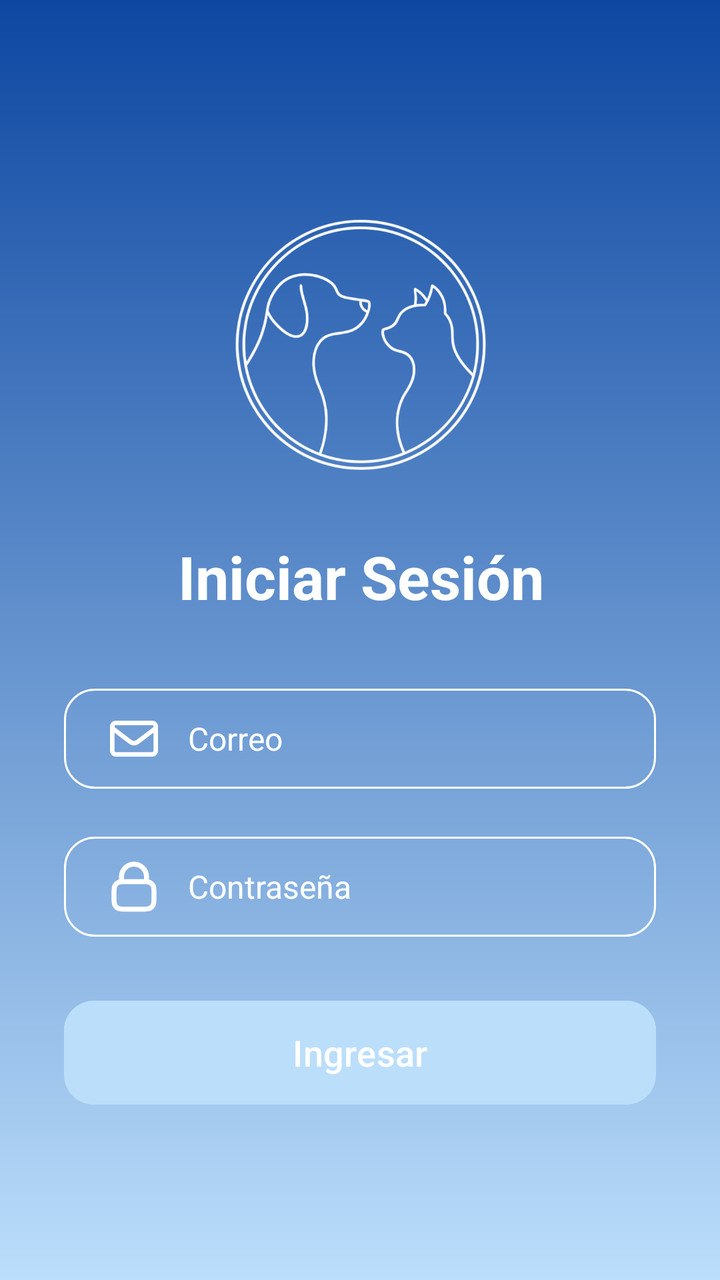
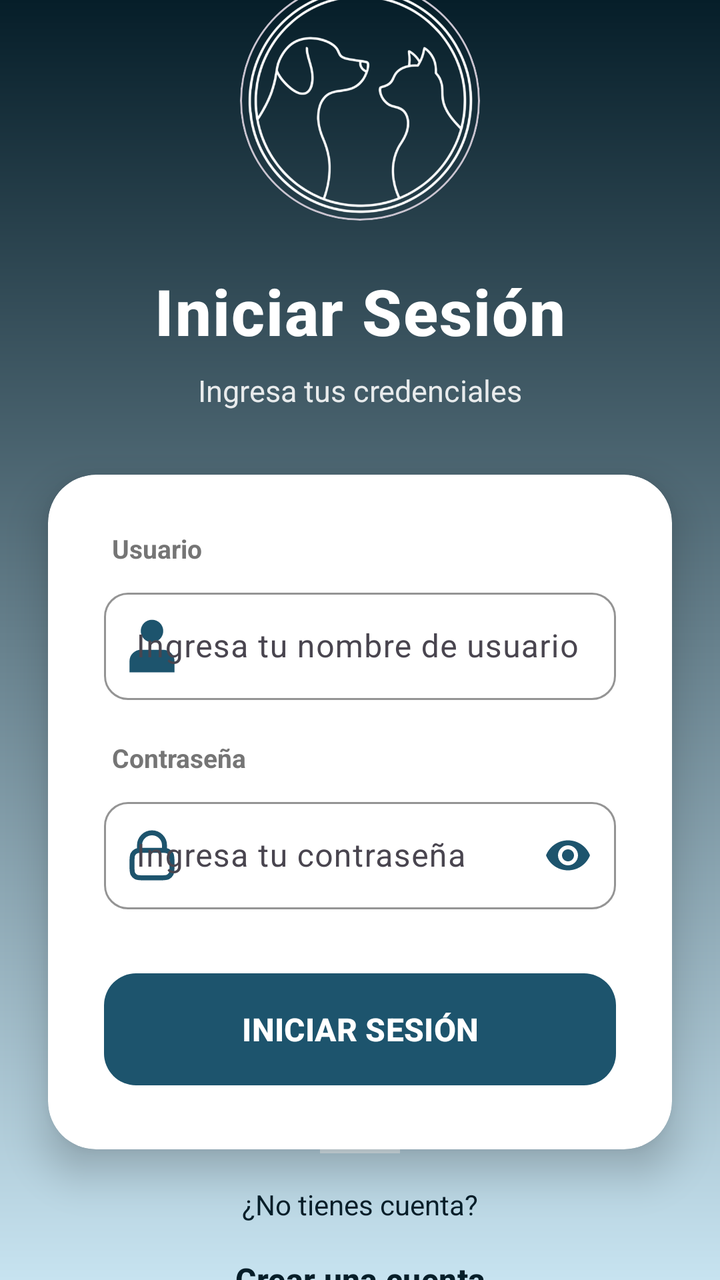

Compare the two renders of this Android layout. The source of the first and the diff that turns it into the second are given below.
<!-- AndroidManifest.xml: activity theme Theme.PuntoPeludo -->
<!-- res/layout/activity_login.xml -->
<?xml version="1.0" encoding="utf-8"?>
<androidx.constraintlayout.widget.ConstraintLayout xmlns:android="http://schemas.android.com/apk/res/android"
    xmlns:app="http://schemas.android.com/apk/res-auto"
    xmlns:tools="http://schemas.android.com/tools"
    android:layout_width="match_parent"
    android:layout_height="match_parent"
    android:background="@drawable/gradient_background"
    tools:context=".LoginActivity">

    

    
    <ImageView
        android:id="@+id/imageViewLogo"
        android:layout_width="137dp"
        android:layout_height="136dp"
        android:layout_marginTop="104dp"
        android:contentDescription="Logo de la aplicación"
        android:src="@drawable/icon1"
        app:layout_constraintEnd_toEndOf="parent"
        app:layout_constraintStart_toStartOf="parent"
        app:layout_constraintTop_toTopOf="parent" />

    <EditText
        android:id="@+id/editTextPassword"
        android:layout_width="0dp"
        android:layout_height="50dp"
        android:layout_marginStart="32dp"
        android:layout_marginTop="24dp"
        android:layout_marginEnd="32dp"
        android:background="@drawable/edit_text_background"
        android:drawableStart="@drawable/lock_svgrepo_com__1_"
        android:drawablePadding="12dp"
        android:drawableTint="@color/white"
        android:ems="10"
        android:hint="Contraseña"
        android:inputType="textPassword"
        android:paddingStart="20dp"
        android:paddingEnd="20dp"
        android:textColor="@color/white"
        android:textColorHint="@color/white"
        android:textSize="16sp"
        app:layout_constraintEnd_toEndOf="parent"
        app:layout_constraintHorizontal_bias="0.0"
        app:layout_constraintStart_toStartOf="parent"
        app:layout_constraintTop_toBottomOf="@+id/editTextUsuario" />

    <Button
        android:id="@+id/buttonLogin"
        android:layout_width="0dp"
        android:layout_height="60dp"
        android:layout_marginStart="32dp"
        android:layout_marginTop="28dp"
        android:layout_marginEnd="32dp"
        android:backgroundTint="@color/azul_claro"
        android:text="Ingresar"
        android:textColor="@color/white"
        android:textSize="18sp"
        app:cornerRadius="15dp"
        app:layout_constraintEnd_toEndOf="parent"
        app:layout_constraintHorizontal_bias="0.0"
        app:layout_constraintStart_toStartOf="parent"
        app:layout_constraintTop_toBottomOf="@+id/editTextPassword" />

    <EditText
        android:id="@+id/editTextUsuario"
        android:layout_width="0dp"
        android:layout_height="50dp"
        android:layout_marginStart="32dp"
        android:layout_marginTop="36dp"
        android:layout_marginEnd="32dp"
        android:background="@drawable/edit_text_background"
        android:drawableStart="@drawable/envelope_regular"
        android:drawablePadding="12dp"
        android:drawableTint="@color/white"
        android:ems="10"
        android:hint="Correo"
        android:inputType="textEmailAddress"
        android:paddingStart="20dp"
        android:paddingEnd="20dp"
        android:textColor="@color/white"
        android:textColorHint="@color/white"
        android:textSize="16sp"
        app:layout_constraintEnd_toEndOf="parent"
        app:layout_constraintHorizontal_bias="0.0"
        app:layout_constraintStart_toStartOf="parent"
        app:layout_constraintTop_toBottomOf="@+id/textViewWelcome2" />

    <TextView
        android:id="@+id/textViewWelcome2"
        android:layout_width="wrap_content"
        android:layout_height="wrap_content"
        android:layout_marginTop="28dp"
        android:text="Iniciar Sesión"
        android:textColor="@color/white"
        android:textSize="30sp"
        android:textStyle="bold"
        app:layout_constraintEnd_toEndOf="parent"
        app:layout_constraintHorizontal_bias="0.502"
        app:layout_constraintStart_toStartOf="parent"
        app:layout_constraintTop_toBottomOf="@+id/imageViewLogo" />

    

    

    

</androidx.constraintlayout.widget.ConstraintLayout>
<!-- resources referenced by this layout -->
<resources>
  <color name="azul_claro">#BBDEFB</color>
  <color name="white">#FFFFFFFF</color>
  <!-- drawable edit_text_background (drawable) -->
  <?xml version="1.0" encoding="utf-8"?>
  <shape xmlns:android="http://schemas.android.com/apk/res/android"
      android:shape="rectangle">
      
      <solid android:color="#00000000" />
      <corners android:radius="15dp" />
      
      <stroke
          android:width="1dp"
          android:color="#ffffff" />
  </shape>
  <!-- drawable envelope_regular (drawable) -->
  <vector xmlns:android="http://schemas.android.com/apk/res/android" android:autoMirrored="true" android:height="30dp" android:viewportHeight="640" android:viewportWidth="640" android:width="30dp">
        
      <path android:fillColor="#ffffff" android:pathData="M125.4,128C91.5,128 64,155.5 64,189.4C64,190.3 64,191.1 64.1,192L64,192L64,448C64,483.3 92.7,512 128,512L512,512C547.3,512 576,483.3 576,448L576,192L575.9,192C575.9,191.1 576,190.3 576,189.4C576,155.5 548.5,128 514.6,128L125.4,128zM528,256.3L528,448C528,456.8 520.8,464 512,464L128,464C119.2,464 112,456.8 112,448L112,256.3L266.8,373.7C298.2,397.6 341.7,397.6 373.2,373.7L528,256.3zM112,189.4C112,182 118,176 125.4,176L514.6,176C522,176 528,182 528,189.4C528,193.6 526,197.6 522.7,200.1L344.2,335.5C329.9,346.3 310.1,346.3 295.8,335.5L117.3,200.1C114,197.6 112,193.6 112,189.4z"/>
      
  </vector>
  <!-- drawable gradient_background (drawable) -->
  <?xml version="1.0" encoding="utf-8"?>
  <shape xmlns:android="http://schemas.android.com/apk/res/android"
      android:shape="rectangle">
      <gradient
          android:angle="90"
          android:startColor="@color/azul_claro"
          android:endColor="@color/azul_oscuro"
          android:type="linear" />
  </shape>
  <!-- drawable icon1: png bitmap (drawable, 92763 bytes) -->
  <!-- drawable lock_svgrepo_com__1_ (drawable) -->
  <vector xmlns:android="http://schemas.android.com/apk/res/android" android:autoMirrored="true" android:height="30dp" android:viewportHeight="24" android:viewportWidth="24" android:width="30dp">
        
      <path android:fillColor="#00000000" android:pathData="M7,10.029C7.471,10 8.053,10 8.8,10H15.2C15.947,10 16.529,10 17,10.029M7,10.029C6.412,10.065 5.994,10.146 5.638,10.327C5.074,10.615 4.615,11.073 4.327,11.638C4,12.28 4,13.12 4,14.8V16.2C4,17.88 4,18.72 4.327,19.362C4.615,19.927 5.074,20.385 5.638,20.673C6.28,21 7.12,21 8.8,21H15.2C16.88,21 17.72,21 18.362,20.673C18.927,20.385 19.385,19.927 19.673,19.362C20,18.72 20,17.88 20,16.2V14.8C20,13.12 20,12.28 19.673,11.638C19.385,11.073 18.927,10.615 18.362,10.327C18.006,10.146 17.588,10.065 17,10.029M7,10.029V8C7,5.239 9.239,3 12,3C14.761,3 17,5.239 17,8V10.029" android:strokeColor="#ffffff" android:strokeLineCap="round" android:strokeLineJoin="round" android:strokeWidth="2"/>
      
  </vector>
  <style name="Theme.PuntoPeludo" parent="Base.Theme.PuntoPeludo" />
  <color name="azul_oscuro">#0D47A1</color>
  <style name="Base.Theme.PuntoPeludo" parent="Theme.Material3.DayNight.NoActionBar">
  
          
          <item name="colorPrimary">@color/azul_medio</item>
          <item name="colorPrimaryVariant">@color/azul_claro</item>
          <item name="colorOnPrimary">@color/white</item>
  
          
          <item name="colorSecondary">@color/azul_claro</item>
          <item name="colorSecondaryVariant">@color/azul_oscuro</item>
          <item name="colorOnSecondary">@color/black</item>
  
          
          <item name="android:colorBackground">@color/azul_claro</item>
  
          
      </style>
  <color name="azul_medio">#1976D2</color>
  <color name="black">#FF000000</color>
</resources>

<!-- the commit's change to res/layout/activity_login.xml (unified diff, before → after) -->
@@ -8,102 +8,217 @@
     tools:context=".LoginActivity">
 
     
-
-    
-    <ImageView
-        android:id="@+id/imageViewLogo"
-        android:layout_width="137dp"
-        android:layout_height="136dp"
-        android:layout_marginTop="104dp"
-        android:contentDescription="Logo de la aplicación"
-        android:src="@drawable/icon1"
-        app:layout_constraintEnd_toEndOf="parent"
-        app:layout_constraintStart_toStartOf="parent"
-        app:layout_constraintTop_toTopOf="parent" />
-
-    <EditText
-        android:id="@+id/editTextPassword"
-        android:layout_width="0dp"
-        android:layout_height="50dp"
-        android:layout_marginStart="32dp"
+    <com.google.android.material.card.MaterialCardView
+        android:id="@+id/cardLogo"
+        android:layout_width="120dp"
+        android:layout_height="120dp"
+        app:cardBackgroundColor="@color/transparent"
+        app:cardCornerRadius="60dp"
+        app:cardElevation="0dp"
+        app:layout_constraintBottom_toTopOf="@+id/textViewTitle"
+        app:layout_constraintEnd_toEndOf="parent"
+        app:layout_constraintStart_toStartOf="parent"
+        app:layout_constraintTop_toTopOf="parent"
+        app:layout_constraintVertical_bias="0.3"
+        app:layout_constraintVertical_chainStyle="packed">
+
+        
+        <ImageView
+            android:id="@+id/imageViewLogo"
+            android:layout_width="match_parent"
+            android:layout_height="match_parent"
+            android:contentDescription="Logo de la aplicación"
+            android:scaleType="centerCrop"
+            android:src="@drawable/icon1" />
+
+    </com.google.android.material.card.MaterialCardView>
+
+
+    
+    <TextView
+        android:id="@+id/textViewTitle"
+        android:layout_width="wrap_content"
+        android:layout_height="wrap_content"
         android:layout_marginTop="24dp"
-        android:layout_marginEnd="32dp"
-        android:background="@drawable/edit_text_background"
-        android:drawableStart="@drawable/lock_svgrepo_com__1_"
-        android:drawablePadding="12dp"
-        android:drawableTint="@color/white"
-        android:ems="10"
-        android:hint="Contraseña"
-        android:inputType="textPassword"
-        android:paddingStart="20dp"
-        android:paddingEnd="20dp"
-        android:textColor="@color/white"
-        android:textColorHint="@color/white"
-        android:textSize="16sp"
-        app:layout_constraintEnd_toEndOf="parent"
-        app:layout_constraintHorizontal_bias="0.0"
-        app:layout_constraintStart_toStartOf="parent"
-        app:layout_constraintTop_toBottomOf="@+id/editTextUsuario" />
-
-    <Button
-        android:id="@+id/buttonLogin"
-        android:layout_width="0dp"
-        android:layout_height="60dp"
-        android:layout_marginStart="32dp"
-        android:layout_marginTop="28dp"
-        android:layout_marginEnd="32dp"
-        android:backgroundTint="@color/azul_claro"
-        android:text="Ingresar"
-        android:textColor="@color/white"
-        android:textSize="18sp"
-        app:cornerRadius="15dp"
-        app:layout_constraintEnd_toEndOf="parent"
-        app:layout_constraintHorizontal_bias="0.0"
-        app:layout_constraintStart_toStartOf="parent"
-        app:layout_constraintTop_toBottomOf="@+id/editTextPassword" />
-
-    <EditText
-        android:id="@+id/editTextUsuario"
-        android:layout_width="0dp"
-        android:layout_height="50dp"
-        android:layout_marginStart="32dp"
-        android:layout_marginTop="36dp"
-        android:layout_marginEnd="32dp"
-        android:background="@drawable/edit_text_background"
-        android:drawableStart="@drawable/envelope_regular"
-        android:drawablePadding="12dp"
-        android:drawableTint="@color/white"
-        android:ems="10"
-        android:hint="Correo"
-        android:inputType="textEmailAddress"
-        android:paddingStart="20dp"
-        android:paddingEnd="20dp"
-        android:textColor="@color/white"
-        android:textColorHint="@color/white"
-        android:textSize="16sp"
-        app:layout_constraintEnd_toEndOf="parent"
-        app:layout_constraintHorizontal_bias="0.0"
-        app:layout_constraintStart_toStartOf="parent"
-        app:layout_constraintTop_toBottomOf="@+id/textViewWelcome2" />
-
-    <TextView
-        android:id="@+id/textViewWelcome2"
-        android:layout_width="wrap_content"
-        android:layout_height="wrap_content"
-        android:layout_marginTop="28dp"
+        android:fontFamily="sans-serif-medium"
+        android:letterSpacing="0.02"
         android:text="Iniciar Sesión"
         android:textColor="@color/white"
-        android:textSize="30sp"
+        android:textSize="32sp"
         android:textStyle="bold"
-        app:layout_constraintEnd_toEndOf="parent"
-        app:layout_constraintHorizontal_bias="0.502"
-        app:layout_constraintStart_toStartOf="parent"
-        app:layout_constraintTop_toBottomOf="@+id/imageViewLogo" />
-
-    
-
-    
-
-    
+        app:layout_constraintBottom_toTopOf="@+id/textViewSubtitle"
+        app:layout_constraintEnd_toEndOf="parent"
+        app:layout_constraintStart_toStartOf="parent"
+        app:layout_constraintTop_toBottomOf="@id/cardLogo" />
+
+    <TextView
+        android:id="@+id/textViewSubtitle"
+        android:layout_width="wrap_content"
+        android:layout_height="wrap_content"
+        android:layout_marginTop="8dp"
+        android:text="Ingresa tus credenciales"
+        android:textColor="#E0FFFFFF"
+        android:textSize="15sp"
+        app:layout_constraintBottom_toTopOf="@+id/cardForm"
+        app:layout_constraintEnd_toEndOf="parent"
+        app:layout_constraintStart_toStartOf="parent"
+        app:layout_constraintTop_toBottomOf="@id/textViewTitle" />
+
+    
+    <com.google.android.material.card.MaterialCardView
+        android:id="@+id/cardForm"
+        android:layout_width="0dp"
+        android:layout_height="wrap_content"
+        android:layout_marginHorizontal="24dp"
+        android:layout_marginTop="32dp"
+        app:cardBackgroundColor="@color/white"
+        app:cardCornerRadius="24dp"
+        app:cardElevation="12dp"
+        app:layout_constraintBottom_toTopOf="@+id/footerLayout"
+        app:layout_constraintEnd_toEndOf="parent"
+        app:layout_constraintStart_toStartOf="parent"
+        app:layout_constraintTop_toBottomOf="@id/textViewSubtitle"
+        app:strokeWidth="0dp">
+
+        <LinearLayout
+            android:layout_width="match_parent"
+            android:layout_height="wrap_content"
+            android:orientation="vertical"
+            android:padding="28dp">
+
+            
+            <TextView
+                android:layout_width="wrap_content"
+                android:layout_height="wrap_content"
+                android:layout_marginStart="4dp"
+                android:layout_marginBottom="8dp"
+                android:text="Usuario"
+                android:textColor="#757575"
+                android:textSize="13sp"
+                android:textStyle="bold" />
+
+            
+            <com.google.android.material.textfield.TextInputLayout
+                android:id="@+id/tilUsername"
+                style="@style/Widget.Material3.TextInputLayout.OutlinedBox"
+                android:layout_width="match_parent"
+                android:layout_height="wrap_content"
+                android:layout_marginBottom="20dp"
+                android:hint="Ingresa tu nombre de usuario"
+                app:boxCornerRadiusBottomEnd="12dp"
+                app:boxCornerRadiusBottomStart="12dp"
+                app:boxCornerRadiusTopEnd="12dp"
+                app:boxCornerRadiusTopStart="12dp"
+                app:boxStrokeColor="@color/azul_medio"
+                app:hintTextColor="@color/azul_medio"
+                app:startIconDrawable="@drawable/user_svgrepo_com"
+                app:startIconTint="@color/azul_medio">
+
+                <com.google.android.material.textfield.TextInputEditText
+                    android:id="@+id/editTextUsername"
+                    android:layout_width="match_parent"
+                    android:layout_height="wrap_content"
+                    android:inputType="text"
+                    android:padding="16dp"
+                    android:textColor="#212121"
+                    android:textSize="16sp" />
+            </com.google.android.material.textfield.TextInputLayout>
+
+            
+            <TextView
+                android:layout_width="wrap_content"
+                android:layout_height="wrap_content"
+                android:layout_marginStart="4dp"
+                android:layout_marginBottom="8dp"
+                android:text="Contraseña"
+                android:textColor="#757575"
+                android:textSize="13sp"
+                android:textStyle="bold" />
+
+            <com.google.android.material.textfield.TextInputLayout
+                android:id="@+id/tilPassword"
+                style="@style/Widget.Material3.TextInputLayout.OutlinedBox"
+                android:layout_width="match_parent"
+                android:layout_height="wrap_content"
+                android:layout_marginBottom="20dp"
+                android:hint="Ingresa tu contraseña"
+                app:boxCornerRadiusBottomEnd="12dp"
+                app:boxCornerRadiusBottomStart="12dp"
+                app:boxCornerRadiusTopEnd="12dp"
+                app:boxCornerRadiusTopStart="12dp"
+                app:boxStrokeColor="@color/azul_medio"
+                app:hintTextColor="@color/azul_medio"
+                app:passwordToggleEnabled="true"
+                app:passwordToggleTint="@color/azul_medio"
+                app:startIconDrawable="@drawable/lock_svgrepo_com__1_"
+                app:startIconTint="@color/azul_medio">
+
+                <com.google.android.material.textfield.TextInputEditText
+                    android:id="@+id/editTextPassword"
+                    android:layout_width="match_parent"
+                    android:layout_height="wrap_content"
+                    android:inputType="textPassword"
+                    android:padding="16dp"
+                    android:textColor="#212121"
+                    android:textSize="16sp" />
+            </com.google.android.material.textfield.TextInputLayout>
+
+
+            
+            <com.google.android.material.button.MaterialButton
+                android:id="@+id/buttonLogin"
+                android:layout_width="match_parent"
+                android:layout_height="64dp"
+                android:layout_marginTop="8dp"
+                android:text="INICIAR SESIÓN"
+                android:textSize="16sp"
+                android:textStyle="bold"
+                app:backgroundTint="@color/azul_medio"
+                app:cornerRadius="16dp"
+                app:elevation="6dp"
+                app:iconGravity="textEnd" />
+
+        </LinearLayout>
+    </com.google.android.material.card.MaterialCardView>
+
+    
+    <LinearLayout
+        android:id="@+id/footerLayout"
+        android:layout_width="wrap_content"
+        android:layout_height="wrap_content"
+        android:gravity="center"
+        android:orientation="vertical"
+        app:layout_constraintBottom_toBottomOf="parent"
+        app:layout_constraintEnd_toEndOf="parent"
+        app:layout_constraintStart_toStartOf="parent"
+        app:layout_constraintTop_toBottomOf="@id/cardForm"
+        app:layout_constraintVertical_bias="0.8">
+
+        <View
+            android:layout_width="40dp"
+            android:layout_height="2dp"
+            android:layout_marginBottom="16dp"
+            android:background="#80FFFFFF" />
+
+        <TextView
+            android:id="@+id/tvRegisterPrompt"
+            android:layout_width="wrap_content"
+            android:layout_height="wrap_content"
+            android:text="¿No tienes cuenta?"
+            android:textColor="@color/azul_oscuro"
+            android:textSize="14sp" />
+
+        <com.google.android.material.button.MaterialButton
+            android:id="@+id/btnGoToRegister"
+            style="@style/Widget.Material3.Button.TextButton"
+            android:layout_width="wrap_content"
+            android:layout_height="wrap_content"
+            android:layout_marginTop="4dp"
+            android:text="Crear una cuenta"
+            android:textColor="@color/azul_oscuro"
+            android:textSize="16sp"
+            android:textStyle="bold" />
+
+    </LinearLayout>
 
 </androidx.constraintlayout.widget.ConstraintLayout>
<!-- resource entries referenced after the edit -->
@@ -1,25 +1,7 @@
 <!-- resources referenced by this layout -->
 <resources>
-  <color name="azul_claro">#BBDEFB</color>
+  <color name="azul_claro">#C7E3F0</color>
   <color name="white">#FFFFFFFF</color>
-  <!-- drawable edit_text_background (drawable) -->
-  <?xml version="1.0" encoding="utf-8"?>
-  <shape xmlns:android="http://schemas.android.com/apk/res/android"
-      android:shape="rectangle">
-      
-      <solid android:color="#00000000" />
-      <corners android:radius="15dp" />
-      
-      <stroke
-          android:width="1dp"
-          android:color="#ffffff" />
-  </shape>
-  <!-- drawable envelope_regular (drawable) -->
-  <vector xmlns:android="http://schemas.android.com/apk/res/android" android:autoMirrored="true" android:height="30dp" android:viewportHeight="640" android:viewportWidth="640" android:width="30dp">
-        
-      <path android:fillColor="#ffffff" android:pathData="M125.4,128C91.5,128 64,155.5 64,189.4C64,190.3 64,191.1 64.1,192L64,192L64,448C64,483.3 92.7,512 128,512L512,512C547.3,512 576,483.3 576,448L576,192L575.9,192C575.9,191.1 576,190.3 576,189.4C576,155.5 548.5,128 514.6,128L125.4,128zM528,256.3L528,448C528,456.8 520.8,464 512,464L128,464C119.2,464 112,456.8 112,448L112,256.3L266.8,373.7C298.2,397.6 341.7,397.6 373.2,373.7L528,256.3zM112,189.4C112,182 118,176 125.4,176L514.6,176C522,176 528,182 528,189.4C528,193.6 526,197.6 522.7,200.1L344.2,335.5C329.9,346.3 310.1,346.3 295.8,335.5L117.3,200.1C114,197.6 112,193.6 112,189.4z"/>
-      
-  </vector>
   <!-- drawable gradient_background (drawable) -->
   <?xml version="1.0" encoding="utf-8"?>
   <shape xmlns:android="http://schemas.android.com/apk/res/android"
@@ -37,8 +19,16 @@
       <path android:fillColor="#00000000" android:pathData="M7,10.029C7.471,10 8.053,10 8.8,10H15.2C15.947,10 16.529,10 17,10.029M7,10.029C6.412,10.065 5.994,10.146 5.638,10.327C5.074,10.615 4.615,11.073 4.327,11.638C4,12.28 4,13.12 4,14.8V16.2C4,17.88 4,18.72 4.327,19.362C4.615,19.927 5.074,20.385 5.638,20.673C6.28,21 7.12,21 8.8,21H15.2C16.88,21 17.72,21 18.362,20.673C18.927,20.385 19.385,19.927 19.673,19.362C20,18.72 20,17.88 20,16.2V14.8C20,13.12 20,12.28 19.673,11.638C19.385,11.073 18.927,10.615 18.362,10.327C18.006,10.146 17.588,10.065 17,10.029M7,10.029V8C7,5.239 9.239,3 12,3C14.761,3 17,5.239 17,8V10.029" android:strokeColor="#ffffff" android:strokeLineCap="round" android:strokeLineJoin="round" android:strokeWidth="2"/>
       
   </vector>
+  <!-- drawable user_svgrepo_com (drawable) -->
+  <vector xmlns:android="http://schemas.android.com/apk/res/android" android:autoMirrored="true" android:height="30dp" android:viewportHeight="16" android:viewportWidth="16" android:width="30dp">
+        
+      <path android:fillColor="#ffffff" android:pathData="M8,7C9.657,7 11,5.657 11,4C11,2.343 9.657,1 8,1C6.343,1 5,2.343 5,4C5,5.657 6.343,7 8,7Z"/>
+        
+      <path android:fillColor="#ffffff" android:pathData="M14,12C14,10.343 12.657,9 11,9H5C3.343,9 2,10.343 2,12V15H14V12Z"/>
+      
+  </vector>
   <style name="Theme.PuntoPeludo" parent="Base.Theme.PuntoPeludo" />
-  <color name="azul_oscuro">#0D47A1</color>
+  <color name="azul_oscuro">#061E29</color>
   <style name="Base.Theme.PuntoPeludo" parent="Theme.Material3.DayNight.NoActionBar">
   
           
@@ -52,11 +42,11 @@
           <item name="colorOnSecondary">@color/black</item>
   
           
-          <item name="android:colorBackground">@color/azul_claro</item>
+          <item name="android:colorBackground">@color/azul_medio</item>
   
           
       </style>
-  <color name="azul_medio">#1976D2</color>
+  <color name="azul_medio">#1D546D</color>
   <color name="black">#FF000000</color>
 </resources>
 
